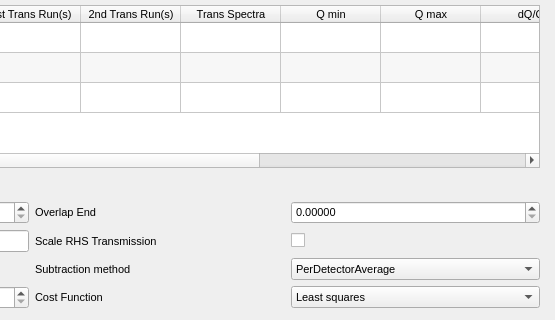
mantidproject/mantid, file qt/scientific_interfaces/ISISReflectometry/GUI/Experiment/ExperimentWidget.ui: the form before one commit; both pictures show x 397 to 952 and y 94 to 414 of the 952 by 524 pixel window.
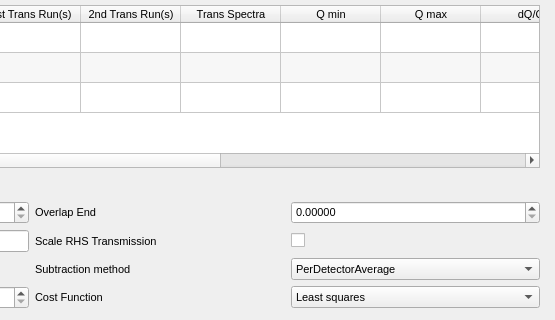
The form after the commit. Custom widgets are drawn as their Qt base class.

Commit message: Add ROI Detector ID field to Experiment lookup table

```diff
--- a/qt/scientific_interfaces/ISISReflectometry/GUI/Experiment/ExperimentWidget.ui
+++ b/qt/scientific_interfaces/ISISReflectometry/GUI/Experiment/ExperimentWidget.ui
@@ -136,7 +136,7 @@
         <number>3</number>
        </property>
        <property name="columnCount">
-        <number>11</number>
+        <number>12</number>
        </property>
        <attribute name="horizontalHeaderVisible">
         <bool>true</bool>
@@ -223,6 +223,11 @@
          <string>Background</string>
         </property>
        </column>
+       <column>
+        <property name="text">
+         <string>ROI Detector IDs</string>
+        </property>
+       </column>
       </widget>
      </item>
      <item row="8" column="2">
```
The commit also changes 9 other files.
